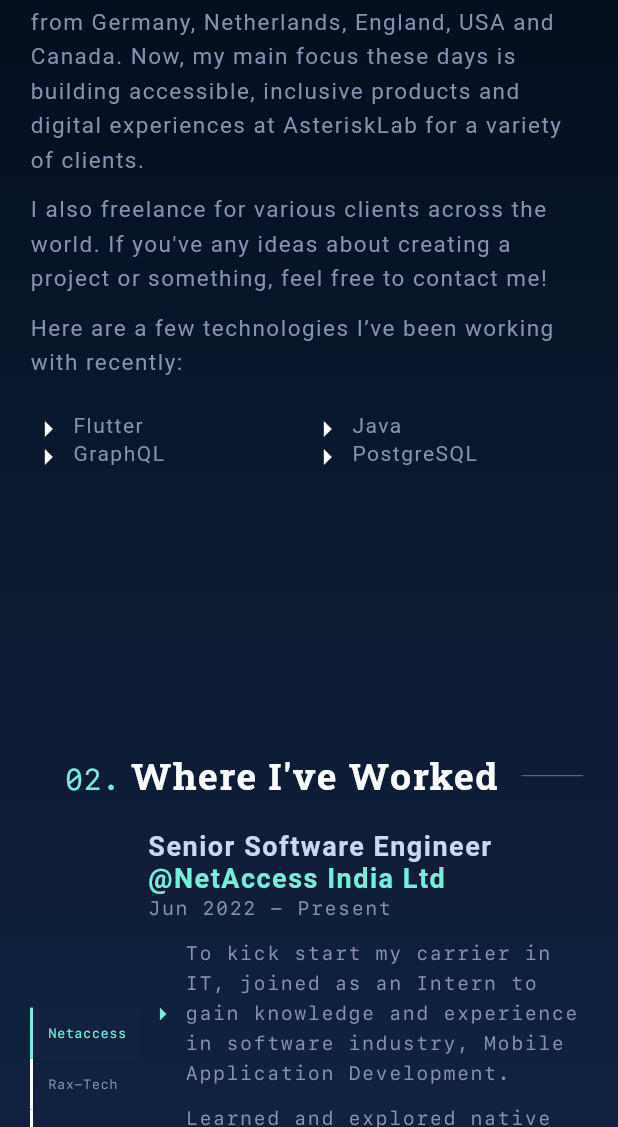
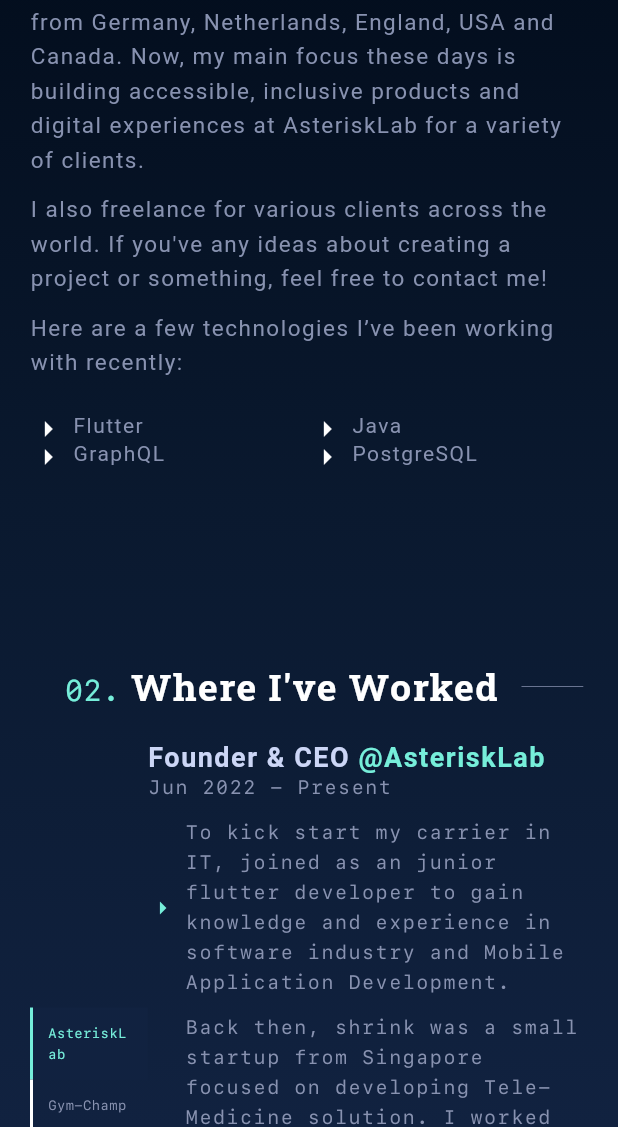
Before and after one commit to Sabir-Islam-Khan/portfolio_flutter_web, a Flutter app: the screen it shows after launch, scrolled down 1152 dp, on a phone screen of 412 x 824 dp, the part 109-1236 px from its top. Run offline on Flutter 3.47's test engine with Material 3 defaults, Android fonts, the phone set to English and light mode, and no system bars; drawn by our look-alikes of scroll_to_index; our stand-ins replace firebase_core, flutter_riverpod, flutter_svg, google_fonts; accounts and stored records are empty.

Commit message:
experience complete: |

```diff
--- a/lib/resource/strings.dart
+++ b/lib/resource/strings.dart
@@ -24,35 +24,35 @@ class Strings {
   static final tech4 = ''' PostgreSQL'''; // space for manual padding
 
   /* Exp screen contents */
-  static final expCompName1 = '''Techno Kryon''';
-  static final expDesig1 = '''Android Developer''';
-  static final expDur1 = '''Nov 2019 - Mar 2020''';
+  static final expCompName1 = '''Shrink''';
+  static final expDesig1 = '''Junior Flutter Developer''';
+  static final expDur1 = '''Jan 2020 - July 2020''';
   static final expAbout1 =
-      '''To kick start my carrier in IT, joined as an Intern to gain knowledge and experience in software industry, Mobile Application Development.''';
+      '''To kick start my carrier in IT, joined as an junior flutter developer to gain knowledge and experience in software industry and Mobile Application Development.''';
   static final expAbout1_2 =
-      '''Learned and explored native Android architecture models, network calls and core functionality.''';
+      '''Back then, shrink was a small startup from Singapore focused on developing Tele-Medicine solution. I worked side by side with senior developers and learned a lot about how a tech company operates and also about developement.''';
   static final expAbout1_3 =
-      '''Has worked on several live projects on different platforms such as e-commerce, ERP, CMS Applications.''';
+      '''Shrink played a vital role in my career and gave me a headstart that helped me get hired by several companies from Europe.''';
 
-  static final expCompName2 = '''Rax-Tech International''';
-  static final expDesig2 = '''Mobile App Developer''';
-  static final expDur2 = '''Aug 2020 - Jun 2022''';
+  static final expCompName2 = '''GymChamp Ltd''';
+  static final expDesig2 = '''Senior Software Enginner''';
+  static final expDur2 = '''Aug 2021 - Jun 2022''';
   static final expAbout2 =
-      '''Worked as a senior mobile app developer and maintained a team of Freshers and interns to provide a hands-on solution.''';
+      '''Worked as a Senior flutter developer and maintained a team to create a fitness based SAAS platform.''';
   static final expAbout2_2 =
-      '''Design and maintenance of the key functions of IoT (Internet of Things), Erp, CMS and innovative applications.''';
+      '''Gymchamp provides SAAS platform for gyms at UK to connect and maintain gym-goers easily. Its currently ruling the market at UK and planning to expand to whole europe.''';
   static final expAbout2_3 =
-      '''Experienced many technologies such as wifi (TCP/UDP), BLE, MQTT, LIVE DATA, Google ML - Tensor Flow, GraphQL and so on.''';
+      '''As Senior engineer, I designed the architecture and backend. Picked optimial solution for different challenges and rolled out final product to market.''';
 
-  static final expCompName3 = '''NetAccess India Ltd''';
-  static final expDesig3 = '''Senior Software Engineer''';
+  static final expCompName3 = '''AsteriskLab''';
+  static final expDesig3 = '''Founder & CEO''';
   static final expDur3 = '''Jun 2022 - Present''';
   static final expAbout3 =
-      '''An entity of India's leading business conglomerate Murugappa Group of companies.''';
+      '''At AsteriskLab, we focus on building consumer facing applicaions for businesses around the world. We build robust, high performant, scalable platforms with top notch features.''';
   static final expAbout3_2 =
-      '''Worked with a team of 5 engineers to create field force automation applications, business-to-business applications, etc.''';
+      '''As CEO, my main responsibility is to work on business strategies and management, along with managing clients and do new deals that benifits both us and the client hugely.''';
   static final expAbout3_3 =
-      '''Interfacing with customers on a weekly basis, delivering technology expertise.''';
+      '''Our next target is to create few amazing SAAS product that will dominate both local and international market.''';
 
   /* Contact screen content */
   static final endTxt =
--- a/lib/view/experience/experienceMob.dart
+++ b/lib/view/experience/experienceMob.dart
@@ -26,7 +26,10 @@ class _ExperienceMobState extends State<ExperienceMob> {
           points: Column(
             children: [
               Padding(
-                padding: const EdgeInsets.only(right: 5.0, top: 10.0,),
+                padding: const EdgeInsets.only(
+                  right: 5.0,
+                  top: 10.0,
+                ),
                 child: Row(
                   children: [
                     Padding(
@@ -372,7 +375,7 @@ class _ExperienceMobState extends State<ExperienceMob> {
                                             : Colors.white,
                                         width: 2))),
                             child: Text(
-                              'Netaccess',
+                              'AsteriskLab',
                               style: TextStyle(
                                   color: data == 0
                                       ? AppColors().neonColor
@@ -400,7 +403,7 @@ class _ExperienceMobState extends State<ExperienceMob> {
                                             : Colors.white,
                                         width: 2))),
                             child: Text(
-                              'Rax-Tech',
+                              'Gym-Champ',
                               style: TextStyle(
                                   color: data == 1
                                       ? AppColors().neonColor
@@ -428,7 +431,7 @@ class _ExperienceMobState extends State<ExperienceMob> {
                                             : Colors.white,
                                         width: 2))),
                             child: Text(
-                              'Techno Kryon',
+                              'Shrink',
                               style: TextStyle(
                                   color: data == 2
                                       ? AppColors().neonColor
--- a/lib/view/experience/experienceTab.dart
+++ b/lib/view/experience/experienceTab.dart
@@ -353,7 +353,7 @@ class _ExperienceTabState extends State<ExperienceTab> {
                                             : Colors.white,
                                         width: 2))),
                             child: Text(
-                              'Netaccess',
+                              'AsteriskLab',
                               style: TextStyle(
                                   color: data == 0
                                       ? AppColors().neonColor
@@ -382,7 +382,7 @@ class _ExperienceTabState extends State<ExperienceTab> {
                                             : Colors.white,
                                         width: 2))),
                             child: Text(
-                              'Rax-Tech',
+                              'Gym-Champ',
                               style: TextStyle(
                                   color: data == 1
                                       ? AppColors().neonColor
@@ -411,7 +411,7 @@ class _ExperienceTabState extends State<ExperienceTab> {
                                             : Colors.white,
                                         width: 2))),
                             child: Text(
-                              'Techno Kryon',
+                              'Shrink',
                               style: TextStyle(
                                   color: data == 2
                                       ? AppColors().neonColor
--- a/lib/view/experience/experienceWeb.dart
+++ b/lib/view/experience/experienceWeb.dart
@@ -353,7 +353,7 @@ class _ExperienceWebState extends State<ExperienceWeb> {
                                             : Colors.white,
                                         width: 2))),
                             child: Text(
-                              'Netaccess',
+                              'AsteriskLab',
                               style: TextStyle(
                                   color: data == 0
                                       ? AppColors().neonColor
@@ -382,7 +382,7 @@ class _ExperienceWebState extends State<ExperienceWeb> {
                                             : Colors.white,
                                         width: 2))),
                             child: Text(
-                              'Rax-Tech',
+                              'Gym-Champ',
                               style: TextStyle(
                                   color: data == 1
                                       ? AppColors().neonColor
@@ -411,7 +411,7 @@ class _ExperienceWebState extends State<ExperienceWeb> {
                                             : Colors.white,
                                         width: 2))),
                             child: Text(
-                              'Techno Kryon',
+                              'Shrink',
                               style: TextStyle(
                                   color: data == 2
                                       ? AppColors().neonColor
--- a/lib/view/widget/appBar.dart
+++ b/lib/view/widget/appBar.dart
@@ -6,7 +6,7 @@ import 'package:portfolio/resource/appClass.dart';
 import 'package:portfolio/resource/colors.dart';
 import 'package:scroll_to_index/scroll_to_index.dart';
 
-class ActionBar extends ConsumerStatefulWidget implements  PreferredSizeWidget {
+class ActionBar extends ConsumerStatefulWidget implements PreferredSizeWidget {
   final AutoScrollController controller;
 
   ActionBar(this.controller, {Key? key}) : super(key: key);
@@ -134,10 +134,13 @@ class _ActionBarState extends ConsumerState<ActionBar> {
           }
           return Row(
             children: [
-              Expanded(child: Container(
-                  width: AppClass().getMqWidth(context) * 0.07,
-                  height: AppClass().getMqHeight(context) * 0.07,
-                  child: Image.asset('assets/svg/appLogo.png',))),
+              Expanded(
+                  child: Container(
+                      width: AppClass().getMqWidth(context) * 0.07,
+                      height: AppClass().getMqHeight(context) * 0.07,
+                      child: Image.asset(
+                        'assets/svg/appLogo.png',
+                      ))),
               Expanded(
                 flex: 9,
                 child: Row(
@@ -260,8 +263,7 @@ class _ActionBarState extends ConsumerState<ActionBar> {
                       },
                       onHover: (bol) {
                         if (bol) {
-                          ref.read(hoverProvider.notifier).state =
-                              "gameTitle";
+                          ref.read(hoverProvider.notifier).state = "gameTitle";
                         } else {
                           ref.read(hoverProvider.notifier).state = "";
                         }
@@ -297,7 +299,7 @@ class _ActionBarState extends ConsumerState<ActionBar> {
                       onHover: (bol) {
                         if (bol) {
                           ref.read(hoverProvider.notifier).state =
-                          "contactTitle";
+                              "contactTitle";
                         } else {
                           ref.read(hoverProvider.notifier).state = "";
                         }
@@ -325,30 +327,6 @@ class _ActionBarState extends ConsumerState<ActionBar> {
                         ),
                       ),
                     ),
-                    InkWell(
-                      onTap: () {
-                        AppClass().downloadResume(context);
-                      },
-                      child: Container(
-                        height: 40,
-                        width: 80,
-                        decoration: BoxDecoration(
-                            color: Colors.transparent,
-                            borderRadius:
-                                BorderRadius.all(Radius.circular(3.0)),
-                            border: Border.all(
-                                color: AppColors().neonColor, width: 1.5)),
-                        child: Center(
-                          child: Text('Resume',
-                              style: TextStyle(
-                                  color: AppColors().neonColor,
-                                  fontSize: 13,
-                                  letterSpacing: 1,
-                                  fontWeight: FontWeight.bold,
-                                  fontFamily: 'sfmono')),
-                        ),
-                      ),
-                    )
                   ],
                 ),
               ),
```
Also changed, not shown: 1 other file.
